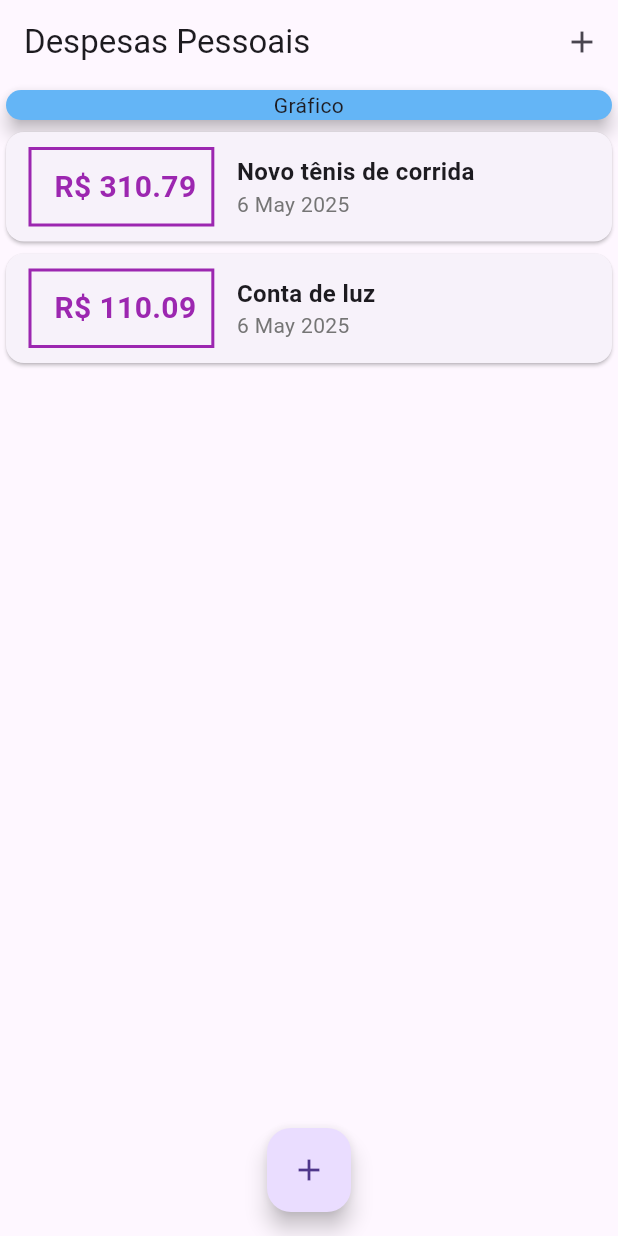
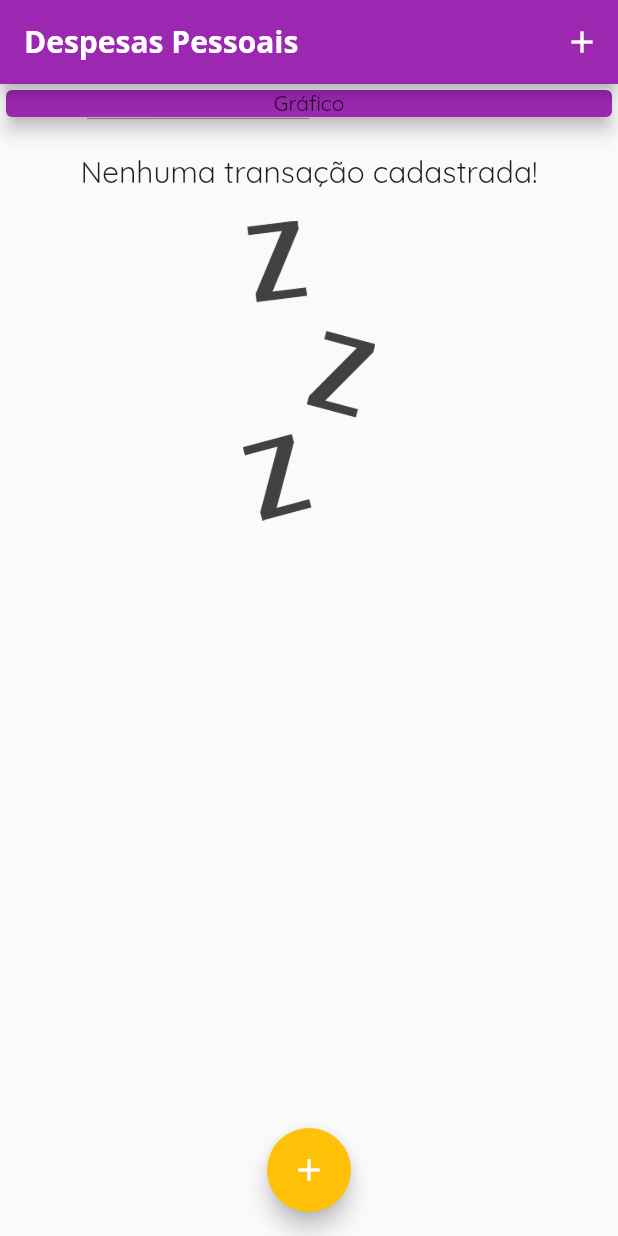
Before and after one commit to dm-moro/FlutterExpenses, a Flutter app: the screen it shows after launch, on a phone screen of 412 x 824 dp. Run offline on Flutter 3.47's test engine with Material 3 defaults, Android fonts, the phone set to English and light mode, and no system bars.

Commit message:
feat: add material colors, font and waiting image

```diff
--- a/lib/components/transaction_list.dart
+++ b/lib/components/transaction_list.dart
@@ -13,7 +13,22 @@ class TransactionList extends StatelessWidget {
   Widget build(BuildContext context) {
     return  Container(
       height: 300,
-      child: ListView.builder(
+      child: transactions.isEmpty ? Column(
+        children: [
+          SizedBox(height: 20),
+          Text('Nenhuma transação cadastrada!',
+          style: Theme.of(context).textTheme.titleLarge,
+          ),
+          SizedBox(height: 20),
+          Container(
+            height: 200,
+            child: Image.asset('assets/images/waiting.png',
+            fit: BoxFit.cover,
+            ),
+          ),
+        ],
+      )
+      : ListView.builder(
         itemCount: transactions.length,
         itemBuilder: (ctx, index) {
           final tr = transactions[index];
@@ -27,7 +42,7 @@ class TransactionList extends StatelessWidget {
                     ),
                     decoration: BoxDecoration(
                       border: Border.all(
-                        color: Colors.purple,
+                        color: Theme.of(context).primaryColor,
                         width: 2
                       ),
                     ),
@@ -37,7 +52,7 @@ class TransactionList extends StatelessWidget {
                       style: TextStyle(
                         fontWeight: FontWeight.bold,
                         fontSize: 20,
-                        color: Colors.purple,
+                        color: Theme.of(context).primaryColor,
                       ),
                     ),
                   ),
@@ -54,7 +69,7 @@ class TransactionList extends StatelessWidget {
                       Text(
                         DateFormat('d MMM y').format(tr.date),
                         style: TextStyle(
-                        color: Colors.grey[600]
+                        color: Theme.of(context).primaryColor,
                         ),
                       ),
                     ],
--- a/lib/main.dart
+++ b/lib/main.dart
@@ -11,7 +11,31 @@ class ExpensesApp extends StatelessWidget {
 
   @override
   Widget build(BuildContext context) {
-    return MaterialApp(home: MyHomePage());
+    return MaterialApp(
+      home: MyHomePage(),
+      theme: ThemeData(
+
+        useMaterial3: false,
+        fontFamily: 'Quicksand',
+        primarySwatch: Colors.purple, //define o material todo do app como purple
+        appBarTheme: AppBarTheme(
+
+          backgroundColor: Colors.purple,
+          foregroundColor: Colors.white,
+          titleTextStyle: TextStyle(
+              fontFamily: 'OpenSans',
+              fontSize: 20,
+              fontWeight: FontWeight.bold,
+            ),
+        ),
+        colorScheme: ColorScheme.fromSeed(
+          seedColor: Colors.amber,
+          primary: Colors.purple,
+          secondary: Colors.amber,
+        ),
+      ),
+
+    );
   }
 }
 
@@ -23,9 +47,9 @@ class MyHomePage extends StatefulWidget {
 
 class _MyHomePageState extends State<MyHomePage> {
 
-  final _transactions = [
-    Transaction(id: 't1', title: 'Novo tênis de corrida', value: 310.79, date: DateTime.now()),
-    Transaction(id: 't2', title: 'Conta de luz', value: 110.09, date: DateTime.now()),
+  final List<Transaction> _transactions = [
+    // Transaction(id: 't1', title: 'Novo tênis de corrida', value: 310.79, date: DateTime.now()),
+    // Transaction(id: 't2', title: 'Conta de luz', value: 110.09, date: DateTime.now()),
   ];
 
     _addTransaction(String title, double value) {
@@ -39,6 +63,8 @@ class _MyHomePageState extends State<MyHomePage> {
     setState(() {
       _transactions.add(newTransaction);
     });
+
+    Navigator.of(context).pop();
   }
 
   _openTransactionFormModal(BuildContext context) {
@@ -66,7 +92,7 @@ class _MyHomePageState extends State<MyHomePage> {
             Container(
               child: Card(
                 elevation: 5,
-                color: Colors.blue[300],
+                color: Theme.of(context).primaryColor,
                 child: Text(
                 'Gráfico',
                 textAlign: TextAlign.center),
```
Also changed, not shown: pubspec.yaml (+20 -13 lines), assets/fonts/OpenSans-Bold.ttf (added), assets/fonts/OpenSans-Regular.ttf (added), assets/fonts/Quicksand-Bold.ttf (added), assets/fonts/Quicksand-Light.ttf (added), assets/fonts/Quicksand-Medium.ttf (added), assets/fonts/Quicksand-Regular.ttf (added), assets/images/waiting.png (added).
